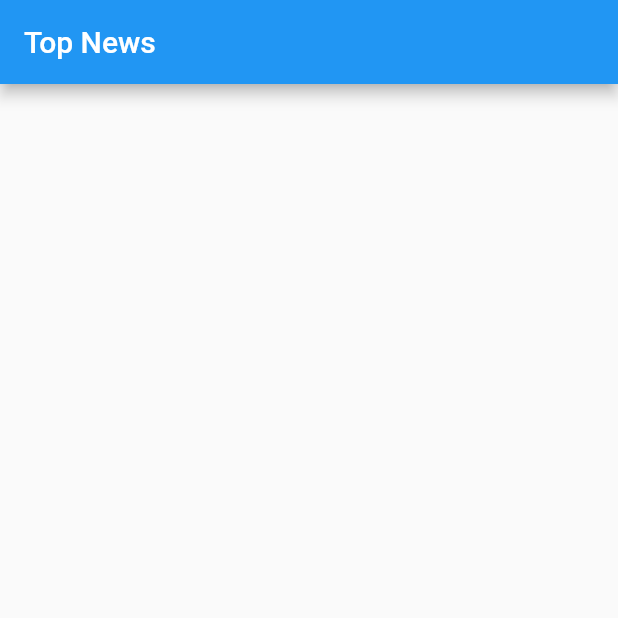
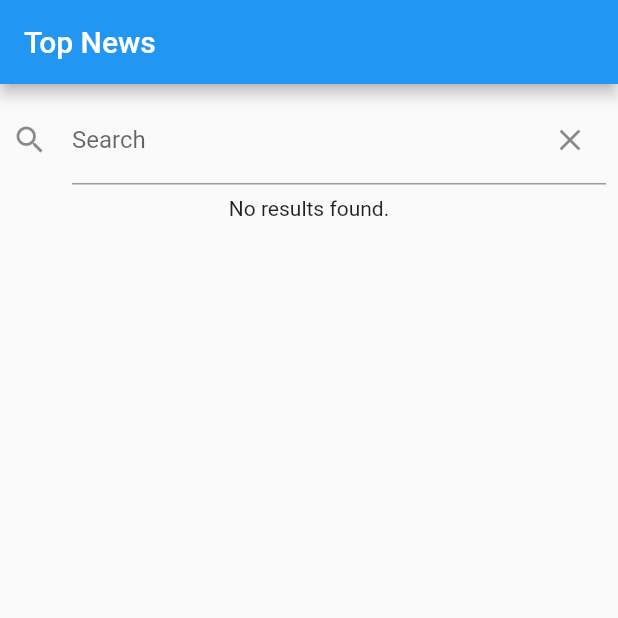
Before and after one commit to ulasozturkk/newsapp, a Flutter app: the screen it shows after launch, on a phone screen of 412 x 824 dp, the top half of it. Run offline on Flutter 3.47's test engine with Material 2 defaults, Android fonts, the phone set to English and light mode, and no system bars; network calls fail.

Commit message:
add: search feature ,fix: load images, foldernames

```diff
--- a/lib/main.dart
+++ b/lib/main.dart
@@ -1,6 +1,6 @@
 import 'package:flutter/material.dart';
 import 'package:newsapp/viewmodels/newslistviewmodel.dart';
-import 'package:newsapp/views/newslist.dart';
+import 'package:newsapp/views/newslistpage.dart';
 import 'package:provider/provider.dart';
 
 void main() {
@@ -17,7 +17,7 @@ class MyApp extends StatelessWidget {
       home: ChangeNotifierProvider(
         create: (context) => NewsArticleListViewModel(),
 
-      child: NewsList(),
+      child: NewsListPage(),
       )
     );
   }
--- a/lib/views/newslist.dart
+++ /dev/null
@@ -1,38 +0,0 @@
-
-
-import 'package:flutter/material.dart';
-import 'package:flutter/src/widgets/framework.dart';
-import 'package:flutter/src/widgets/placeholder.dart';
-import 'package:newsapp/viewmodels/newslistviewmodel.dart';
-import 'package:provider/provider.dart';
-
-class NewsList extends StatelessWidget {
-
-
-  @override
-  Widget build(BuildContext context) {
-
-    final vm = Provider.of<NewsArticleListViewModel>(context);
-
-    return Scaffold(
-      appBar: AppBar(title: Text("Top News"),),
-      body: ListView.builder(
-        itemCount: vm.articles.length,
-        itemBuilder:(context, index) {
-          final article = vm.articles[index];
-
-          return ListTile(
-            leading: Container(
-              height: 100,
-              width: 100,
-              child:
-              article.imageURL == null ? Image.network(article.imageURL) : Image.asset("images/ben.jpeg")
-              // normalde bu condition tam tersi olacak
-
-              ),
-            title: Text(article.title),
-          );
-        },)
-    );
-  }
-}
--- /dev/null
+++ b/lib/views/newslistpage.dart
@@ -0,0 +1,47 @@
+
+
+import 'package:flutter/material.dart';
+import 'package:flutter/src/widgets/framework.dart';
+import 'package:flutter/src/widgets/placeholder.dart';
+import 'package:newsapp/viewmodels/newslistviewmodel.dart';
+import 'package:newsapp/widgets/newslist.dart';
+import 'package:provider/provider.dart';
+
+class NewsListPage extends StatelessWidget {
+
+  final _controller = TextEditingController();
+  @override
+  Widget build(BuildContext context) {
+
+    final vm = Provider.of<NewsArticleListViewModel>(context);
+
+    return Scaffold(
+      appBar: AppBar(title: Text("Top News"),),
+      body: Column(
+        children: [
+          Padding(
+            padding: const EdgeInsets.all(8.0),
+            child: TextField(
+              onSubmitted: (value) {
+                if(value.isNotEmpty){
+                  vm.search(value);
+                }
+              },
+              controller: _controller,
+              decoration: InputDecoration(
+                labelText: "Search",
+                icon: Icon(Icons.search),
+                suffixIcon: IconButton(onPressed: () {
+                  _controller.clear();
+                }, icon: Icon(Icons.close))
+              ),
+            ),
+          ),
+          Expanded(child:
+            vm.articles.isEmpty ? Text("No results found.") :
+           NewsListWidget(vm: vm, articles: vm.articles)),
+        ],
+      )
+    );
+  }
+}
```
Also changed, not shown: lib/models/newsarticle.dart (+3 -4 lines), lib/service/webservice.dart (+17 -3 lines), lib/utils/constants.dart (added, +11 -0 lines), lib/widgets/newslist.dart (added, +39 -0 lines), 1 other file.
